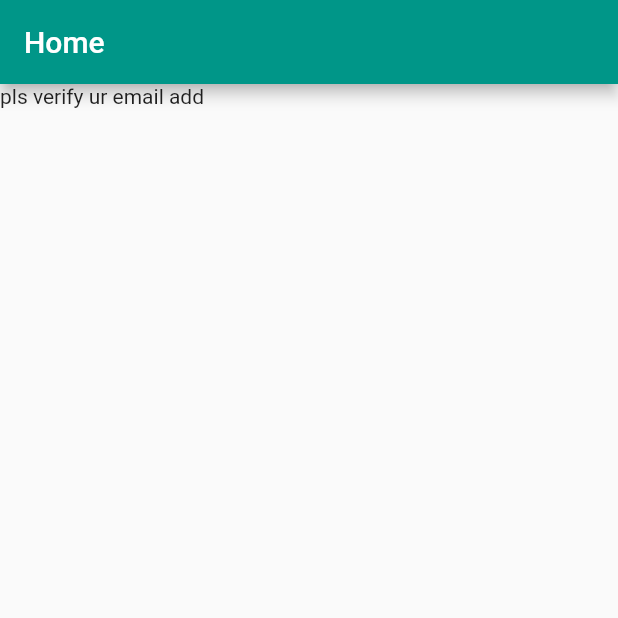
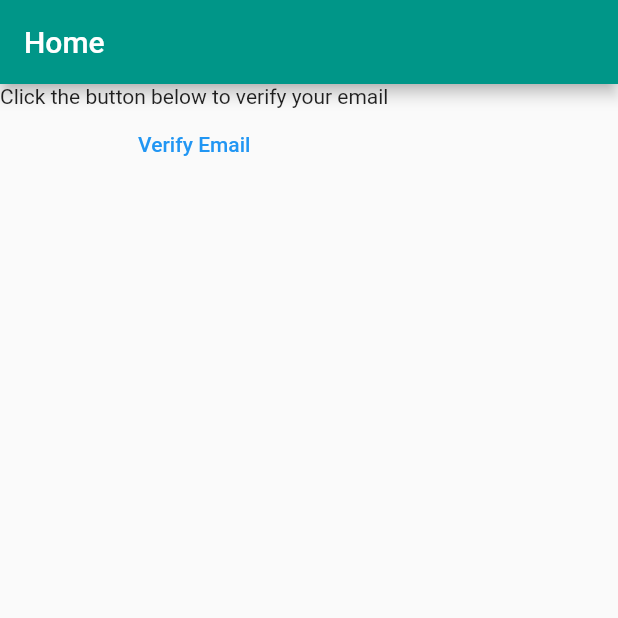
Before and after one commit to amartyaay/mynotes, a Flutter app: the screen it shows after launch, on a phone screen of 412 x 824 dp, the top half of it. Run offline on Flutter 3.47's test engine with Material 2 defaults, Android fonts, the phone set to English and light mode, and no system bars; our stand-ins replace firebase_auth, firebase_core; accounts and stored records are empty.

Commit message:
email verification done

```diff
--- a/lib/main.dart
+++ b/lib/main.dart
@@ -3,6 +3,7 @@ import 'package:firebase_core/firebase_core.dart';
 import 'package:flutter/material.dart';
 import 'package:mynotes/firebase_options.dart';
 import 'package:mynotes/views/login_view.dart';
+import 'package:mynotes/views/register_view.dart';
 
 void main() {
   WidgetsFlutterBinding.ensureInitialized();
@@ -39,7 +40,7 @@ class HomePage extends StatelessWidget {
               if (emailVerified) {
                 return const Text('email is verfied');
               } else {
-                return const Text('pls verify ur email add');
+                return const VerifyEmailPage();
               }
             default:
               return const Text('Loading');
@@ -49,3 +50,29 @@ class HomePage extends StatelessWidget {
     );
   }
 }
+
+class VerifyEmailPage extends StatefulWidget {
+  const VerifyEmailPage({super.key});
+
+  @override
+  State<VerifyEmailPage> createState() => _VerifyEmailPageState();
+}
+
+class _VerifyEmailPageState extends State<VerifyEmailPage> {
+  @override
+  Widget build(BuildContext context) {
+    return Column(
+      children: [
+        const Text('Click the button below to verify your email'),
+        TextButton(
+          onPressed: () async {
+            final user = FirebaseAuth.instance.currentUser;
+            await user?.sendEmailVerification();
+            await FirebaseAuth.instance.signOut();
+          },
+          child: const Text('Verify Email'),
+        ),
+      ],
+    );
+  }
+}
```
